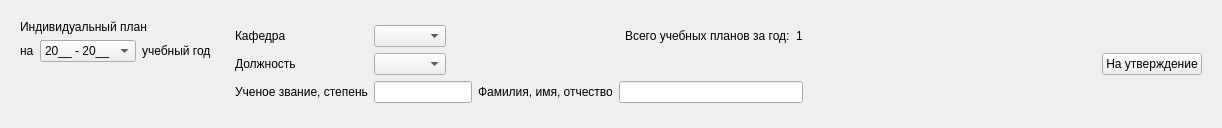
This is client/src/header/header.ui in rainovskyqt/teacher_plan as Qt 5 draws it before an edit. The edited form follows.
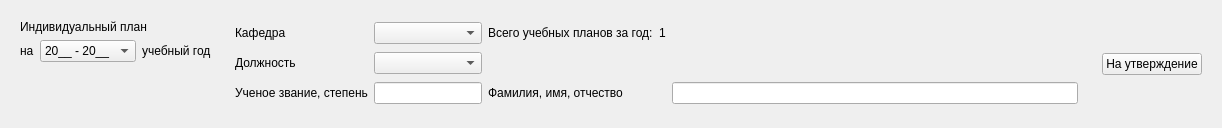
This is the edited form.

What changed in the file:
```diff
--- a/client/src/header/header.ui
+++ b/client/src/header/header.ui
@@ -13,7 +13,7 @@
   <property name="windowTitle">
    <string>Form</string>
   </property>
-  <layout class="QHBoxLayout" name="horizontalLayout" stretch="0,1,0,0">
+  <layout class="QHBoxLayout" name="horizontalLayout" stretch="0,1,0">
    <item>
     <widget class="QWidget" name="w_personalPlan" native="true">
      <layout class="QVBoxLayout" name="verticalLayout_3">
@@ -72,9 +72,7 @@
    </item>
    <item>
     <widget class="QWidget" name="w_teacherData" native="true">
-     <layout class="QVBoxLayout" name="verticalLayout">
-      <item>
-       <layout class="QGridLayout" name="gridLayout" columnstretch="0,1,0,0,1,0,0">
+     <layout class="QGridLayout" name="gridLayout" columnstretch="0,0,0,0,1">
         <item row="0" column="0">
          <widget class="QLabel" name="label_4">
           <property name="text">
@@ -86,39 +84,13 @@
          <widget class="QComboBox" name="cb_department"/>
         </item>
         <item row="0" column="2">
-         <spacer name="horizontalSpacer_4">
-          <property name="orientation">
-           <enum>Qt::Horizontal</enum>
-          </property>
-          <property name="sizeHint" stdset="0">
-           <size>
-            <width>40</width>
-            <height>20</height>
-           </size>
-          </property>
-         </spacer>
-        </item>
-        <item row="0" column="3" colspan="2">
-         <spacer name="horizontalSpacer">
-          <property name="orientation">
-           <enum>Qt::Horizontal</enum>
-          </property>
-          <property name="sizeHint" stdset="0">
-           <size>
-            <width>148</width>
-            <height>20</height>
-           </size>
-          </property>
-         </spacer>
-        </item>
-        <item row="0" column="5">
          <widget class="QLabel" name="label_2">
           <property name="text">
            <string>Всего учебных планов за год:</string>
           </property>
          </widget>
         </item>
-        <item row="0" column="6">
+      <item row="0" column="3">
          <widget class="QLabel" name="label_planNumbers">
           <property name="text">
            <string>1</string>
@@ -135,28 +107,15 @@
         <item row="1" column="1">
          <widget class="QComboBox" name="cb_post"/>
         </item>
-        <item row="1" column="2">
-         <spacer name="horizontalSpacer_5">
-          <property name="orientation">
-           <enum>Qt::Horizontal</enum>
-          </property>
-          <property name="sizeHint" stdset="0">
-           <size>
-            <width>40</width>
-            <height>20</height>
-           </size>
-          </property>
-         </spacer>
-        </item>
-        <item row="1" column="3" colspan="4">
+      <item row="1" column="2" colspan="3">
          <spacer name="horizontalSpacer_3">
           <property name="orientation">
            <enum>Qt::Horizontal</enum>
           </property>
           <property name="sizeHint" stdset="0">
            <size>
-            <width>348</width>
-            <height>20</height>
+          <width>574</width>
+          <height>22</height>
            </size>
           </property>
          </spacer>
@@ -168,21 +127,21 @@
           </property>
          </widget>
         </item>
-        <item row="2" column="1" colspan="2">
+      <item row="2" column="1">
          <widget class="QLineEdit" name="line_rang">
           <property name="readOnly">
            <bool>true</bool>
           </property>
          </widget>
         </item>
-        <item row="2" column="3">
+      <item row="2" column="2" colspan="2">
          <widget class="QLabel" name="label_5">
           <property name="text">
            <string>Фамилия, имя, отчество</string>
           </property>
          </widget>
         </item>
-        <item row="2" column="4" colspan="3">
+      <item row="2" column="4">
          <widget class="QLineEdit" name="line_fio">
           <property name="readOnly">
            <bool>true</bool>
@@ -190,23 +149,8 @@
          </widget>
         </item>
        </layout>
-      </item>
-     </layout>
     </widget>
    </item>
-   <item>
-    <spacer name="horizontalSpacer_2">
-     <property name="orientation">
-      <enum>Qt::Horizontal</enum>
-     </property>
-     <property name="sizeHint" stdset="0">
-      <size>
-       <width>275</width>
-       <height>20</height>
-      </size>
-     </property>
-    </spacer>
-   </item>
    <item>
     <widget class="QStackedWidget" name="sw_approved">
      <property name="currentIndex">
```
Lines whose indentation alone changed are shown as unchanged.
